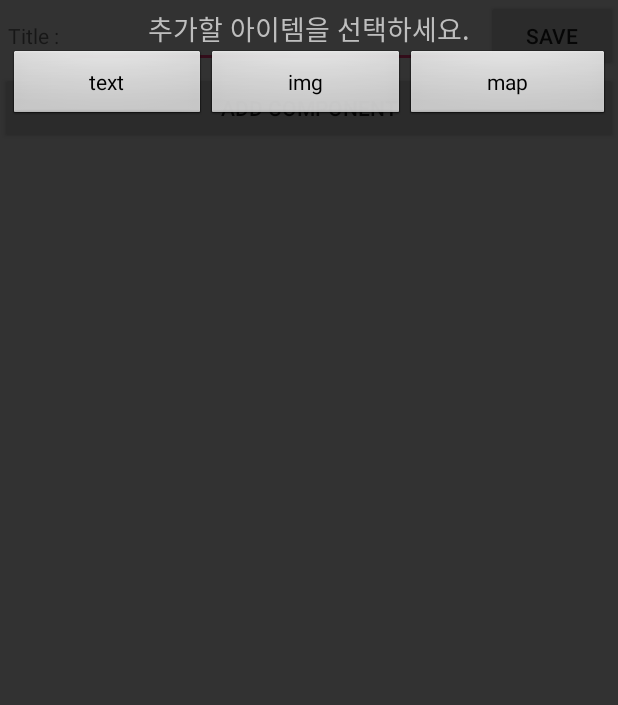
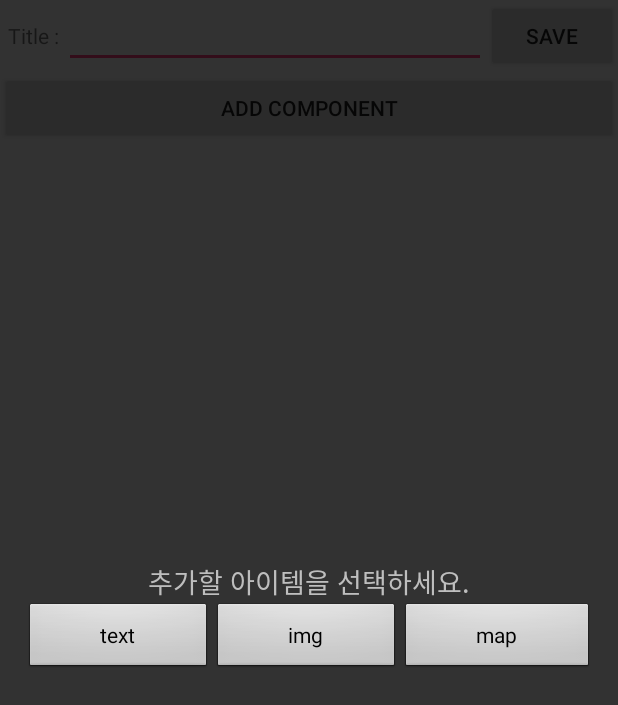
Before and after one commit to inkp80/Naver_SmartEditor, an Android app: the EditorActivity screen opened directly, with no data from a screen before it, after a tap on "ADD COMPONENT", on a phone screen of 412 x 824 dp. Shown: the top 705 px of the screen. Run offline under Robolectric (Android 15) with nearby library versions, the phone set to English and light mode, and no system bars.

Commit message:
editor adapter 기능 분리 진행 중

```diff
--- a/LessSmartEditor/app/build.gradle
+++ b/LessSmartEditor/app/build.gradle
@@ -32,6 +32,7 @@ dependencies {
     compile 'com.jakewharton:butterknife:8.5.1'
     annotationProcessor 'com.jakewharton:butterknife-compiler:8.5.1'
 
+    compile 'com.github.bumptech.glide:glide:3.6.0'
 
     testCompile 'junit:junit:4.12'
 }
--- a/LessSmartEditor/app/src/main/AndroidManifest.xml
+++ b/LessSmartEditor/app/src/main/AndroidManifest.xml
@@ -3,7 +3,7 @@
     package="com.naver.smarteditor.lesssmarteditor">
 
     <uses-permission android:name="android.permission.INTERNET"/>
-
+    <uses-permission android:name="android.permission.READ_EXTERNAL_STORAGE"/>
 
     <application
         android:name=".MyApplication"
--- a/LessSmartEditor/app/src/main/java/com/naver/smarteditor/lesssmarteditor/Activities/EditorActivity.java
+++ b/LessSmartEditor/app/src/main/java/com/naver/smarteditor/lesssmarteditor/Activities/EditorActivity.java
@@ -5,16 +5,14 @@ import android.os.Bundle;
 import android.support.v7.app.AppCompatActivity;
 import android.support.v7.widget.LinearLayoutManager;
 import android.support.v7.widget.RecyclerView;
-import android.util.Log;
 import android.view.View;
 import android.widget.Button;
-import android.widget.Toast;
 
 import com.naver.smarteditor.lesssmarteditor.Adapter.EditorComponentAdapter;
 import com.naver.smarteditor.lesssmarteditor.Database.DatabaseHelper;
 import com.naver.smarteditor.lesssmarteditor.MyApplication;
 import com.naver.smarteditor.lesssmarteditor.R;
-import com.naver.smarteditor.lesssmarteditor.Views.CustomDialog;
+import com.naver.smarteditor.lesssmarteditor.Views.SelectComponentDialog;
 
 import java.util.ArrayList;
 import java.util.List;
@@ -36,7 +34,7 @@ public class EditorActivity extends AppCompatActivity{
 
 
     private Button mAddComponentButton;
-    private CustomDialog mCustomDialog;
+    private SelectComponentDialog mSelectComponentDialog;
 
     View.OnClickListener txtButtonListener;
     View.OnClickListener imgButtonListener;
@@ -52,7 +50,7 @@ public class EditorActivity extends AppCompatActivity{
         super.onCreate(savedInstanceState);
         setContentView(R.layout.editor_view);
         openDatabase();
-        initDialogSelectionListener();
+        initDialog();
 
         mComponentList = new ArrayList<Integer>();
 
@@ -60,7 +58,7 @@ public class EditorActivity extends AppCompatActivity{
         mAddComponentButton.setOnClickListener(new View.OnClickListener() {
             @Override
             public void onClick(View v) {
-                mCustomDialog.show();
+                mSelectComponentDialog.show();
             }
         });
 
@@ -68,37 +66,36 @@ public class EditorActivity extends AppCompatActivity{
 
     }
 
-    public void initDialogSelectionListener(){
+
+
+    public void initDialog(){
+
         txtButtonListener = new View.OnClickListener() {
             @Override
             public void onClick(View v) {
-                addEditTextView();
-                mCustomDialog.dismiss();
+                //ADD TEXT COMPONENT TO EDITOR
+                addComponent(TEXT_MODE);
+                mSelectComponentDialog.dismiss();
             }
         };
 
         imgButtonListener = new View.OnClickListener() {
             @Override
             public void onClick(View v) {
-                mCustomDialog.dismiss();
+                addComponent(IMG_MODE);
+                mSelectComponentDialog.dismiss();
             }
         };
 
         mapButtonListener = new View.OnClickListener() {
             @Override
             public void onClick(View v) {
-                mCustomDialog.dismiss();
+                addComponent(MAP_MODE);
+                mSelectComponentDialog.dismiss();
             }
         };
 
-        mCustomDialog = new CustomDialog(this, txtButtonListener, imgButtonListener, mapButtonListener);
-    }
-
-    public void addEditTextView(){
-        MyApplication.LogController.makeLog(TAG, "AddEditText", localLogPermission);
-        mComponentList.add(TEXT_MODE);
-        mComponentAdpater.setComponentList(mComponentList);
-        mComponentAdpater.notifyDataSetChanged();
+        mSelectComponentDialog = new SelectComponentDialog(this, txtButtonListener, imgButtonListener, mapButtonListener);
     }
 
     public void initRecyclerView(){
@@ -109,9 +106,23 @@ public class EditorActivity extends AppCompatActivity{
         mEditorRecyclerView.setAdapter(mComponentAdpater);
     }
 
+
+    public void addComponent(int mode){
+        MyApplication.LogController.makeLog(TAG, "AddComp mode : " + String.valueOf(mode), localLogPermission);
+        mComponentList.add(mode);
+        renewingAdapterData();
+    }
+
+
     public void openDatabase(){
         dbHelper = new DatabaseHelper(this);
         db = dbHelper.getWritableDatabase();
+    }
+
+
+    public void renewingAdapterData(){
+        mComponentAdpater.setComponentList(mComponentList);
+        mComponentAdpater.notifyDataSetChanged();
     }
 
 //    public void saveToSQLite(){
--- a/LessSmartEditor/app/src/main/java/com/naver/smarteditor/lesssmarteditor/Views/CustomDialog.java
+++ b/LessSmartEditor/app/src/main/java/com/naver/smarteditor/lesssmarteditor/Views/SelectComponentDialog.java
@@ -3,6 +3,7 @@ package com.naver.smarteditor.lesssmarteditor.Views;
 import android.app.Dialog;
 import android.content.Context;
 import android.os.Bundle;
+import android.view.Gravity;
 import android.view.View;
 import android.view.WindowManager;
 import android.widget.Button;
@@ -14,7 +15,7 @@ import com.naver.smarteditor.lesssmarteditor.R;
  * Created by NAVER on 2017. 5. 11..
  */
 
-public class CustomDialog extends Dialog {
+public class SelectComponentDialog extends Dialog {
 
     private Button mTextButton;
     private Button mImgButton;
@@ -25,16 +26,16 @@ public class CustomDialog extends Dialog {
     private View.OnClickListener mMapButtonClickListener;
 
 
-    public CustomDialog(Context context) {
+    public SelectComponentDialog(Context context) {
         super(context);
     }
 
-    public CustomDialog(Context context,
-                        View.OnClickListener textButtonListener,
-                        View.OnClickListener imgButtonListener,
-                        View.OnClickListener mapButtonListener) {
+    public SelectComponentDialog(Context context,
+                                 View.OnClickListener textButtonListener,
+                                 View.OnClickListener imgButtonListener,
+                                 View.OnClickListener mapButtonListener) {
 
-        super(context , android.R.style.Theme_Translucent_NoTitleBar);
+        super(context, android.R.style.Theme_Translucent_NoTitleBar);
 
         this.mTextButtonClickListener = textButtonListener;
         this.mImgButtonClickListener = imgButtonListener;
@@ -49,6 +50,7 @@ public class CustomDialog extends Dialog {
         lpWindow.flags = WindowManager.LayoutParams.FLAG_DIM_BEHIND;
         lpWindow.dimAmount = 0.8f;
         getWindow().setAttributes(lpWindow);
+        getWindow().setGravity(Gravity.CENTER_VERTICAL);
 
         setContentView(R.layout.dialog_view);
         init();
@@ -56,9 +58,9 @@ public class CustomDialog extends Dialog {
 
 
     public void init(){
-        mTextButton = (Button) findViewById(R.id.dialog_text);
-        mImgButton = (Button) findViewById(R.id.dialog_img);
-        mMapButton = (Button) findViewById(R.id.dialog_map);
+        mTextButton = (Button) findViewById(R.id.dialog_selcomp_bt_text);
+        mImgButton = (Button) findViewById(R.id.dialog_selcomp_bt_img);
+        mMapButton = (Button) findViewById(R.id.dialog_selcomp_bt_map);
 
         mTextButton.setOnClickListener(mTextButtonClickListener);
         mImgButton.setOnClickListener(mImgButtonClickListener);
--- a/LessSmartEditor/app/src/main/res/layout/dialog_view.xml
+++ b/LessSmartEditor/app/src/main/res/layout/dialog_view.xml
@@ -1,37 +1,45 @@
 <?xml version="1.0" encoding="utf-8"?>
-<LinearLayout xmlns:android="http://schemas.android.com/apk/res/android"
+<RelativeLayout xmlns:android="http://schemas.android.com/apk/res/android"
+    android:layout_width="match_parent"
+    android:layout_height="match_parent"
+    android:padding="10dp">
+
+
+    <LinearLayout
+        android:orientation="vertical"
         android:layout_width="match_parent"
         android:layout_height="wrap_content"
-    android:orientation="vertical"
-    android:padding="5dp">
-
+        android:layout_centerInParent="true"
+        android:padding="6dp"
+        >
         <TextView
             android:layout_width="wrap_content"
             android:layout_height="wrap_content"
             android:layout_gravity="center"
             android:text="추가할 아이템을 선택하세요."
-        android:textSize="18dp" />
+            android:textSize="18dp"
+            />
 
         <LinearLayout
             android:layout_width="match_parent"
             android:layout_height="wrap_content">
 
             <Button
-            android:id="@+id/dialog_text"
+                android:id="@+id/dialog_selcomp_bt_text"
                 android:layout_width="wrap_content"
                 android:layout_height="wrap_content"
                 android:layout_weight="1"
                 android:text="text" />
 
             <Button
-            android:id="@+id/dialog_img"
+                android:id="@+id/dialog_selcomp_bt_img"
                 android:layout_width="wrap_content"
                 android:layout_height="wrap_content"
                 android:layout_weight="1"
                 android:text="img" />
 
             <Button
-            android:id="@+id/dialog_map"
+                android:id="@+id/dialog_selcomp_bt_map"
                 android:layout_width="wrap_content"
                 android:layout_height="wrap_content"
                 android:layout_weight="1"
@@ -39,3 +47,4 @@
 
         </LinearLayout>
     </LinearLayout>
+</RelativeLayout>
```
Also changed, not shown: LessSmartEditor/app/src/main/java/com/naver/smarteditor/lesssmarteditor/Activities/MainActivity.java (+77 -0 lines), LessSmartEditor/app/src/main/java/com/naver/smarteditor/lesssmarteditor/Adapter/EditorComponentAdapter.java (+33 -17 lines), LessSmartEditor/app/src/main/java/com/naver/smarteditor/lesssmarteditor/Views/ImgChoiceDialog.java (added, +16 -0 lines), LessSmartEditor/app/src/main/res/layout/activity_main.xml (+10 -0 lines), LessSmartEditor/app/src/main/res/layout/dialog_img_choice.xml (added, +60 -0 lines), 1 other file. Lines whose indentation alone changed are shown as unchanged.
